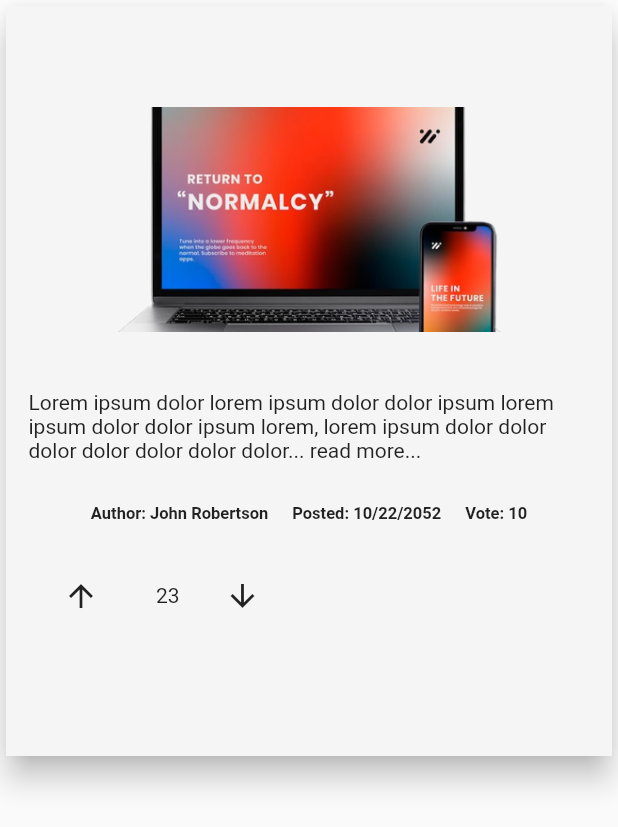
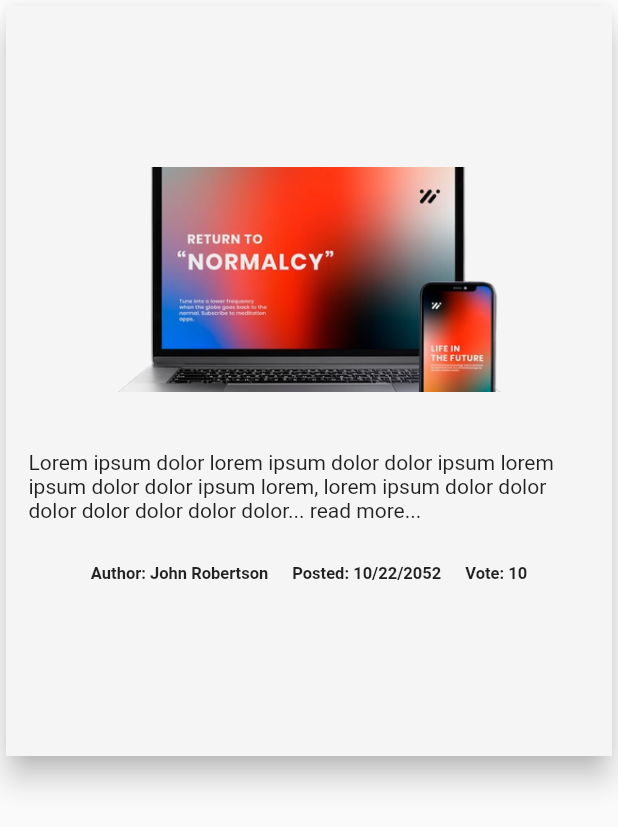
Before and after one commit to sakibovi123/wrestling_news_app, a Flutter app: the NewsCard widget shown alone on an empty page, opened directly with empty values, on a phone screen of 412 x 824 dp. Shown: the top 827 px of the screen. Run offline on Flutter 3.47's test engine with Material 2 defaults, Android fonts, the phone set to English and light mode, and no system bars; network calls fail.

```diff
--- a/lib/Views/Widgets/NewsCard.dart
+++ b/lib/Views/Widgets/NewsCard.dart
@@ -12,7 +12,7 @@ class NewsCard extends StatelessWidget {
   @override
   Widget build(BuildContext context) {
     return GestureDetector(
-
+      behavior: HitTestBehavior.translucent,
       onTap: (){
         Navigator.push(context,
             MaterialPageRoute(builder: (context) => const NewsDetailsCard()));
@@ -26,7 +26,7 @@ class NewsCard extends StatelessWidget {
           color: const Color(0xFFf5f5f5),
           height: 500.0,
           padding: const EdgeInsets.all(10.0),
-          width: double.infinity,
+          //width: double.infinity,
           child: Column(
             crossAxisAlignment: CrossAxisAlignment.center,
             mainAxisAlignment: MainAxisAlignment.center,
@@ -88,27 +88,27 @@ class NewsCard extends StatelessWidget {
                   ),
                 ],
               ),
-              Row(
-                children: [
-                  Padding(
-                    padding: const EdgeInsets.all(8.0),
-                    child: Padding(
-                      padding: const EdgeInsets.all(8.0),
-                      child: IconButton(
-                          onPressed: () {}, icon: const Icon(Icons.arrow_upward)),
-                    ),
-                  ),
-                  const Padding(
-                    padding: EdgeInsets.all(10.0),
-                    child: Text("23"),
-                  ),
-                  Padding(
-                    padding: const EdgeInsets.all(8.0),
-                    child: IconButton(
-                        onPressed: () {}, icon: const Icon(Icons.arrow_downward)),
-                  ),
-                ],
-              ),
+              // Row(
+              //   children: [
+              //     Padding(
+              //       padding: const EdgeInsets.all(8.0),
+              //       child: Padding(
+              //         padding: const EdgeInsets.all(8.0),
+              //         child: IconButton(
+              //             onPressed: () {}, icon: const Icon(Icons.arrow_upward)),
+              //       ),
+              //     ),
+              //     const Padding(
+              //       padding: EdgeInsets.all(10.0),
+              //       child: Text("23"),
+              //     ),
+              //     Padding(
+              //       padding: const EdgeInsets.all(8.0),
+              //       child: IconButton(
+              //           onPressed: () {}, icon: const Icon(Icons.arrow_downward)),
+              //     ),
+              //   ],
+              // ),
             ],
           ),
         ),
```
